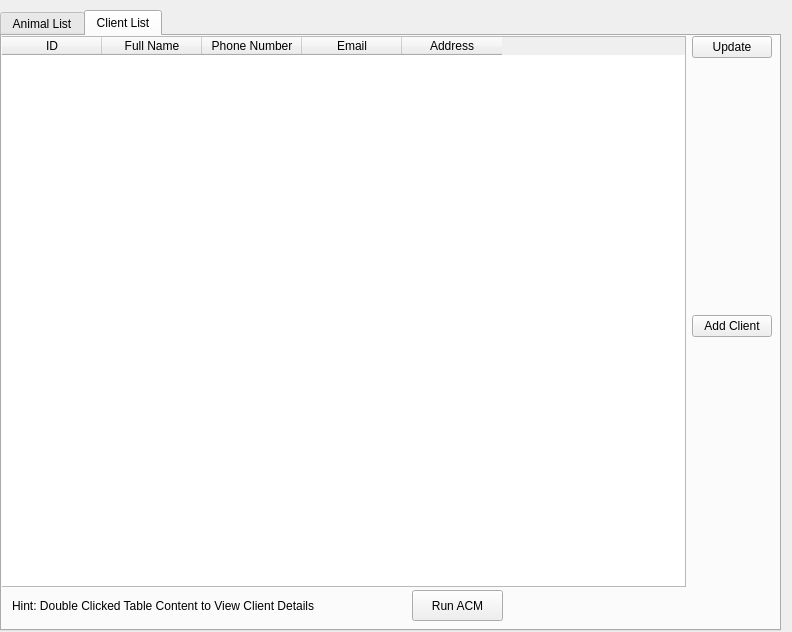
Before: the Qt Designer form StaffInterface/staffwindow.ui in CRM2017/cuACS, drawn with Qt 5.
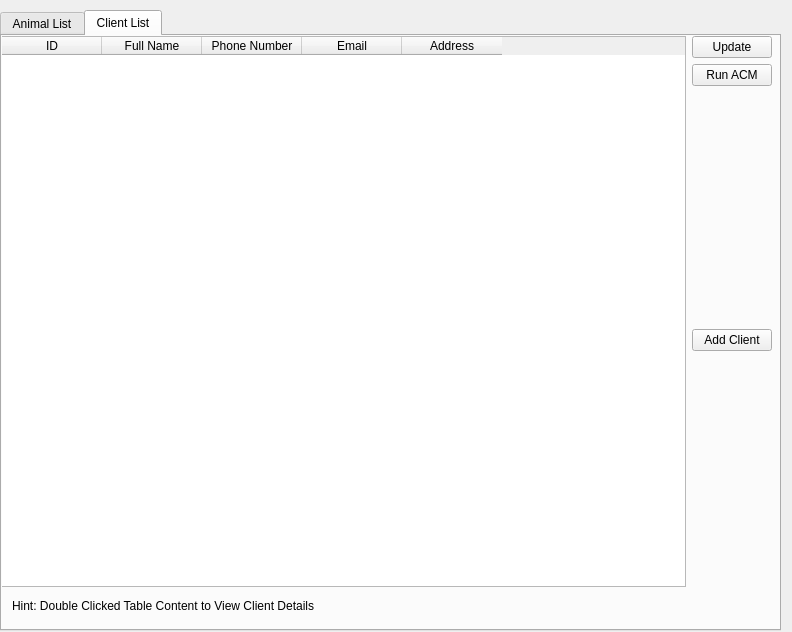
After: the same form once the commit is applied.

What changed in the file:
```diff
--- a/StaffInterface/staffwindow.ui
+++ b/StaffInterface/staffwindow.ui
@@ -132,7 +132,7 @@
          </rect>
         </property>
         <layout class="QGridLayout" name="gridLayout_4">
-         <item row="0" column="0" rowspan="4">
+         <item row="0" column="0" rowspan="5">
           <widget class="QTableWidget" name="ClienListTable">
            <column>
             <property name="text">
@@ -161,13 +161,6 @@
            </column>
           </widget>
          </item>
-         <item row="2" column="2">
-          <widget class="QPushButton" name="addClientButton">
-           <property name="text">
-            <string>Add Client</string>
-           </property>
-          </widget>
-         </item>
          <item row="0" column="2">
           <widget class="QPushButton" name="updateclientButton">
            <property name="text">
@@ -175,6 +168,20 @@
            </property>
           </widget>
          </item>
+         <item row="3" column="2">
+          <widget class="QPushButton" name="addClientButton">
+           <property name="text">
+            <string>Add Client</string>
+           </property>
+          </widget>
+         </item>
+         <item row="1" column="2">
+          <widget class="QPushButton" name="runACMButton">
+           <property name="text">
+            <string>Run ACM</string>
+           </property>
+          </widget>
+         </item>
         </layout>
        </widget>
        <widget class="QLabel" name="label_2">
@@ -190,19 +197,6 @@
          <string>Hint: Double Clicked Table Content to View Client Details</string>
         </property>
        </widget>
-       <widget class="QPushButton" name="runACMButton">
-        <property name="geometry">
-         <rect>
-          <x>410</x>
-          <y>554</y>
-          <width>91</width>
-          <height>31</height>
-         </rect>
-        </property>
-        <property name="text">
-         <string>Run ACM</string>
-        </property>
-       </widget>
       </widget>
      </widget>
     </item>
```
